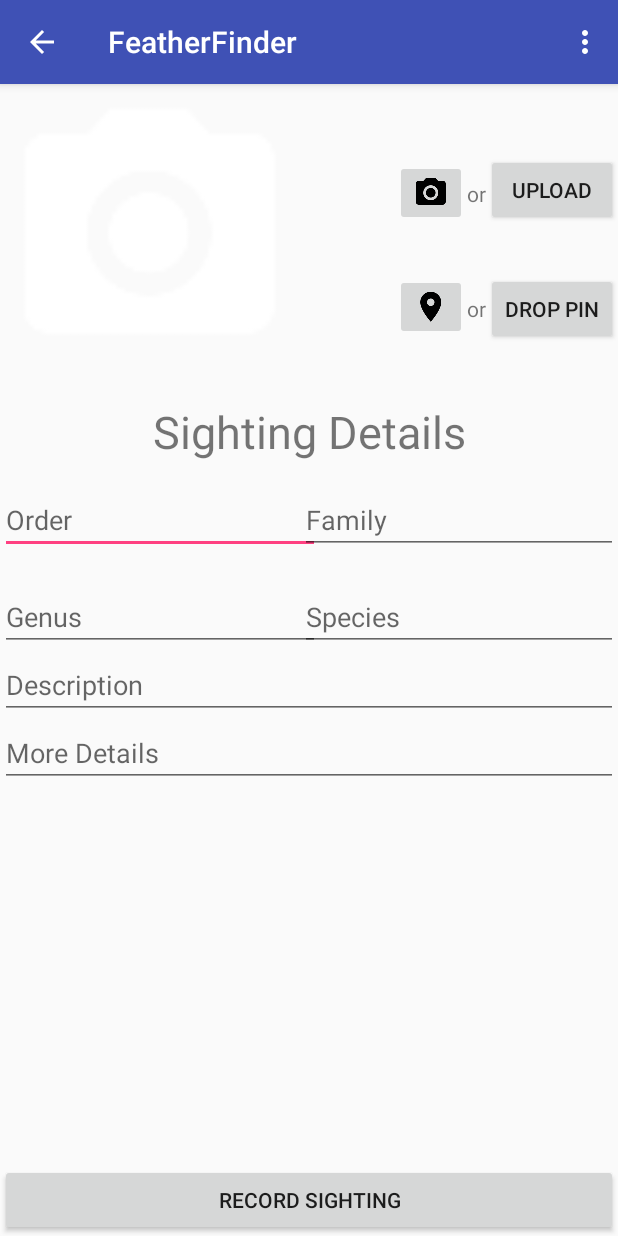
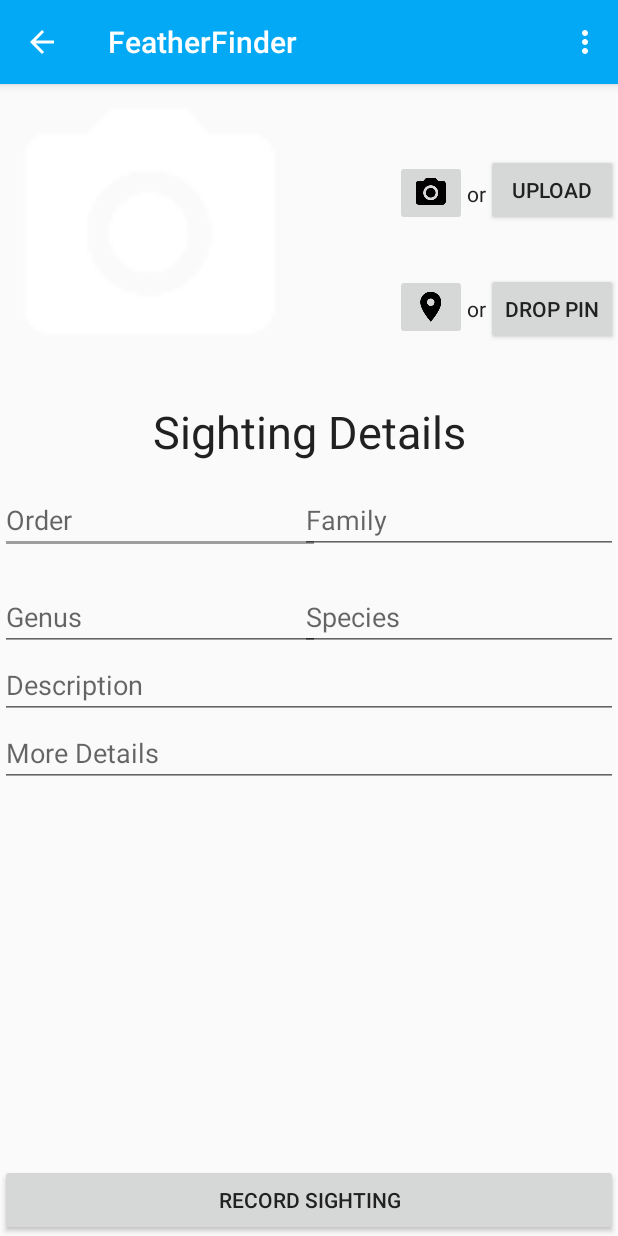
Before and after one commit to SandroMateo/FeatherFinder, an Android app: the NewSightingActivity screen opened directly, with no data from a screen before it, on a phone screen of 412 x 824 dp. Run offline under Robolectric (Android 15) with nearby library versions, the phone set to English and light mode, and no system bars; our stand-ins replace AdMob, ButterKnife, Firebase (no records; nobody signed in at launch, a user with empty details on screens opened directly).

Commit message:
add custom color scheme

```diff
--- a/FeatherFinder/app/src/main/res/layout/activity_create_user.xml
+++ b/FeatherFinder/app/src/main/res/layout/activity_create_user.xml
@@ -86,7 +86,8 @@
             android:layout_height="wrap_content"
             android:text="Back to Login page"
             android:textAlignment="center"
-            android:textSize="10sp"
+            android:textColor="@color/primary"
+            android:textSize="15sp"
             android:id="@+id/loginTextView"/>
     </LinearLayout>
 
--- a/FeatherFinder/app/src/main/res/layout/activity_login.xml
+++ b/FeatherFinder/app/src/main/res/layout/activity_login.xml
@@ -66,7 +66,9 @@
             android:layout_width="wrap_content"
             android:layout_height="wrap_content"
             android:text="Don't Have an account? Create one here!"
-            android:textSize="10sp"
+            android:textColor="@color/primary"
+            android:textSize="15sp"
+            android:textAlignment="center"
             android:id="@+id/registerTextView"/>
     </LinearLayout>
 </RelativeLayout>
--- a/FeatherFinder/app/src/main/res/layout/activity_main.xml
+++ b/FeatherFinder/app/src/main/res/layout/activity_main.xml
@@ -19,6 +19,7 @@
     <Button
         android:text="Find Birds"
         android:layout_width="match_parent"
+        android:textColor="@color/primaryText"
         android:layout_height="wrap_content"
         android:id="@+id/findBirdsButton"
         android:layout_alignParentBottom="true"
@@ -29,6 +30,7 @@
         android:text="Record Sighting"
         android:layout_width="match_parent"
         android:layout_height="wrap_content"
+        android:textColor="@color/primaryText"
         android:layout_above="@+id/findBirdsButton"
         android:layout_centerHorizontal="true"
         android:id="@+id/recordSightingButton" />
--- a/FeatherFinder/app/src/main/res/layout/activity_new_sighting.xml
+++ b/FeatherFinder/app/src/main/res/layout/activity_new_sighting.xml
@@ -25,6 +25,7 @@
         android:layout_height="wrap_content"
         android:layout_below="@+id/birdSightImageView"
         android:layout_centerHorizontal="true"
+        android:textColor="@color/primaryText"
         android:layout_marginTop="11dp"
         android:id="@+id/textView2" />
 
@@ -34,6 +35,7 @@
         android:inputType="textPersonName"
         android:ems="10"
         android:layout_marginTop="16dp"
+        android:textColor="@color/primaryText"
         android:id="@+id/birdOrderEditText"
         android:hint="Order"
         android:layout_below="@+id/textView2"
@@ -46,6 +48,7 @@
         android:inputType="textPersonName"
         android:ems="10"
         android:id="@+id/birdFamilyEditText"
+        android:textColor="@color/primaryText"
         android:hint="Family"
         android:layout_alignBaseline="@+id/birdOrderEditText"
         android:layout_alignBottom="@+id/birdOrderEditText"
@@ -59,6 +62,7 @@
         android:ems="10"
         android:layout_marginTop="19dp"
         android:id="@+id/birdGenusEditText"
+        android:textColor="@color/primaryText"
         android:hint="Genus"
         android:layout_below="@+id/birdOrderEditText"
         android:layout_alignParentLeft="true"
@@ -68,6 +72,7 @@
         android:layout_width="wrap_content"
         android:layout_height="wrap_content"
         android:inputType="textPersonName"
+        android:textColor="@color/primaryText"
         android:ems="10"
         android:layout_alignTop="@+id/birdGenusEditText"
         android:layout_alignLeft="@+id/birdFamilyEditText"
@@ -79,6 +84,7 @@
         android:layout_width="match_parent"
         android:layout_height="wrap_content"
         android:inputType="textMultiLine"
+        android:textColor="@color/primaryText"
         android:ems="10"
         android:id="@+id/birdDescriptionEditText"
         android:hint="Description"
@@ -90,6 +96,7 @@
         android:text="Record Sighting"
         android:layout_width="match_parent"
         android:layout_height="wrap_content"
+        android:textColor="@color/primaryText"
         android:layout_alignParentBottom="true"
         android:layout_centerHorizontal="true"
         android:id="@+id/birdLogButton" />
@@ -100,6 +107,7 @@
         android:inputType="textMultiLine"
         android:ems="10"
         android:id="@+id/birdDetailsEditText"
+        android:textColor="@color/primaryText"
         android:hint="More Details"
         android:layout_below="@+id/birdDescriptionEditText"
         android:layout_alignParentLeft="true"
@@ -109,6 +117,7 @@
         android:text="or"
         android:layout_width="wrap_content"
         android:layout_height="wrap_content"
+        android:textColor="@color/primaryText"
         android:layout_alignBottom="@+id/takePhotoButton"
         android:layout_toLeftOf="@+id/uploadImageButton"
         android:layout_toStartOf="@+id/uploadImageButton"
@@ -119,6 +128,7 @@
         android:text="Upload"
         android:layout_width="wrap_content"
         android:layout_height="wrap_content"
+        android:textColor="@color/primaryText"
         android:layout_alignBottom="@+id/takePhotoButton"
         android:layout_alignParentRight="true"
         android:layout_alignParentEnd="true"
@@ -138,6 +148,7 @@
         android:text="or"
         android:layout_width="wrap_content"
         android:layout_height="wrap_content"
+        android:textColor="@color/primaryText"
         android:layout_alignBottom="@+id/getLocationButton"
         android:layout_toLeftOf="@+id/dropPinButton"
         android:layout_toStartOf="@+id/dropPinButton"
@@ -150,6 +161,7 @@
         android:layout_height="wrap_content"
         android:id="@+id/dropPinButton"
         android:layout_alignBaseline="@+id/textView4"
+        android:textColor="@color/primaryText"
         android:layout_alignBottom="@+id/textView4"
         android:layout_alignParentRight="true"
         android:layout_alignParentEnd="true" />
--- a/FeatherFinder/app/src/main/res/values/colors.xml
+++ b/FeatherFinder/app/src/main/res/values/colors.xml
@@ -1,6 +1,11 @@
 <?xml version="1.0" encoding="utf-8"?>
 <resources>
-    <color name="colorPrimary">#3F51B5</color>
-    <color name="colorPrimaryDark">#303F9F</color>
-    <color name="colorAccent">#FF4081</color>
+    <color name="primary">#03A9F4</color>
+    <color name="primaryDark">#0288D1</color>
+    <color name="primaryLight">#B3E5FC</color>
+    <color name="colorAccent">#9E9E9E</color>
+    <color name="primaryText">#212121</color>
+    <color name="secondaryText">#757575</color>
+    <color name="icons">#FFFFFF</color>
+    <color name="divider">#BDBDBD</color>
 </resources>
--- a/FeatherFinder/app/src/main/res/values/styles.xml
+++ b/FeatherFinder/app/src/main/res/values/styles.xml
@@ -3,8 +3,8 @@
     <!-- Base application theme. -->
     <style name="AppTheme" parent="Theme.AppCompat.Light.DarkActionBar">
         <!-- Customize your theme here. -->
-        <item name="colorPrimary">@color/colorPrimary</item>
-        <item name="colorPrimaryDark">@color/colorPrimaryDark</item>
+        <item name="colorPrimary">@color/primary</item>
+        <item name="colorPrimaryDark">@color/primaryDark</item>
         <item name="colorAccent">@color/colorAccent</item>
     </style>
 
```
Also changed, not shown: FeatherFinder/app/src/main/res/layout/activity_sighting_detail.xml (+5 -9 lines).
